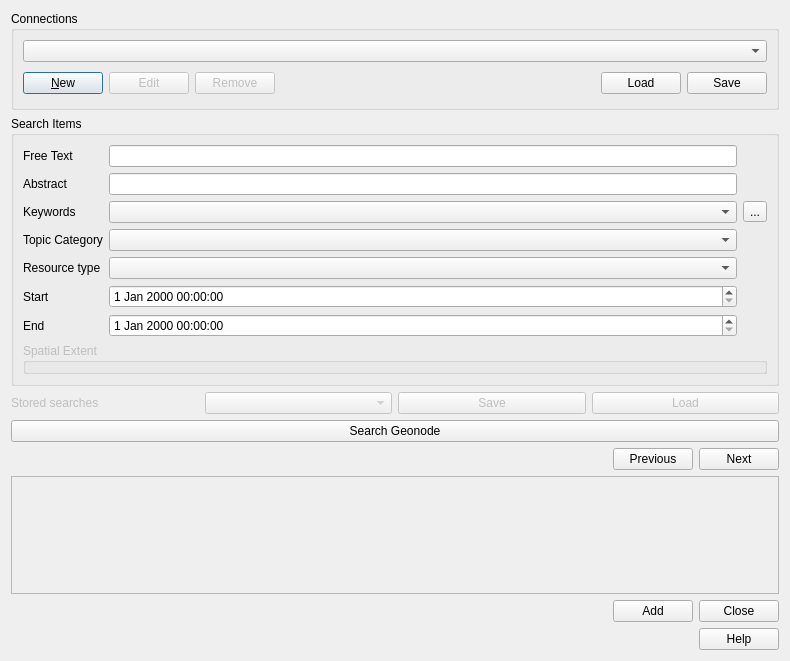
Old version of the form src/qgis_geonode/ui/geonode_datasource_widget.ui in the repository GeoNode/QGISGeoNodePlugin.
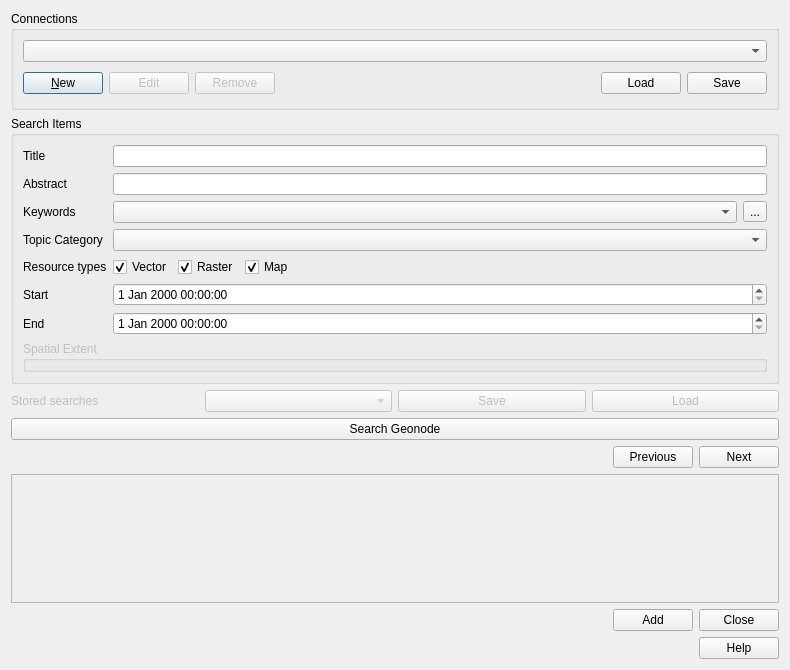
New version of the form. Custom widgets are drawn as their Qt base class.

```diff
--- a/src/qgis_geonode/ui/geonode_datasource_widget.ui
+++ b/src/qgis_geonode/ui/geonode_datasource_widget.ui
@@ -7,7 +7,7 @@
     <x>0</x>
     <y>0</y>
     <width>790</width>
-    <height>661</height>
+    <height>670</height>
    </rect>
   </property>
   <property name="windowTitle">
@@ -119,147 +119,196 @@
      <property name="collapsed">
       <bool>false</bool>
      </property>
-     <layout class="QVBoxLayout" name="verticalLayout_2">
-      <item>
-       <layout class="QGridLayout" name="gridLayout">
-        <item row="6" column="0">
-         <widget class="QLabel" name="label_6">
+     <layout class="QFormLayout" name="formLayout">
+      <item row="0" column="0">
+       <widget class="QLabel" name="label">
+        <property name="enabled">
+         <bool>true</bool>
+        </property>
+        <property name="text">
+         <string>Title</string>
+        </property>
+       </widget>
+      </item>
+      <item row="0" column="1">
+       <widget class="QLineEdit" name="title_le">
+        <property name="enabled">
+         <bool>true</bool>
+        </property>
+        <property name="toolTip">
+         <string>Display WFS FeatureTypes containing this word in the title, name or abstract</string>
+        </property>
+        <property name="whatsThis">
+         <string>Display WFS FeatureTypes containing this word in the title, name or abstract</string>
+        </property>
+       </widget>
+      </item>
+      <item row="1" column="0">
+       <widget class="QLabel" name="label_8">
+        <property name="enabled">
+         <bool>true</bool>
+        </property>
+        <property name="text">
+         <string>Abstract</string>
+        </property>
+       </widget>
+      </item>
+      <item row="1" column="1">
+       <widget class="QLineEdit" name="abstract_le">
+        <property name="enabled">
+         <bool>true</bool>
+        </property>
+       </widget>
+      </item>
+      <item row="2" column="0">
+       <widget class="QLabel" name="label_3">
+        <property name="enabled">
+         <bool>true</bool>
+        </property>
+        <property name="text">
+         <string>Keywords</string>
+        </property>
+       </widget>
+      </item>
+      <item row="2" column="1">
+       <layout class="QHBoxLayout" name="horizontalLayout">
+        <item>
+         <widget class="QComboBox" name="keyword_cmb">
           <property name="enabled">
            <bool>true</bool>
           </property>
-          <property name="text">
-           <string>End</string>
-          </property>
          </widget>
         </item>
-        <item row="2" column="0">
-         <widget class="QLabel" name="label_3">
-          <property name="enabled">
-           <bool>true</bool>
-          </property>
-          <property name="text">
-           <string>Keywords</string>
-          </property>
-         </widget>
-        </item>
-        <item row="4" column="0">
-         <widget class="QLabel" name="label_5">
-          <property name="enabled">
-           <bool>true</bool>
-          </property>
-          <property name="text">
-           <string>Resource type</string>
-          </property>
-         </widget>
-        </item>
-        <item row="2" column="1">
-         <widget class="QComboBox" name="keywords_cmb">
-          <property name="enabled">
-           <bool>true</bool>
-          </property>
-         </widget>
-        </item>
-        <item row="2" column="2">
+        <item>
          <widget class="QToolButton" name="keyword_tool_btn">
           <property name="text">
            <string>...</string>
           </property>
          </widget>
         </item>
-        <item row="0" column="1">
-         <widget class="QLineEdit" name="free_text_edit">
-          <property name="enabled">
-           <bool>true</bool>
-          </property>
-          <property name="toolTip">
-           <string>Display WFS FeatureTypes containing this word in the title, name or abstract</string>
-          </property>
-          <property name="whatsThis">
-           <string>Display WFS FeatureTypes containing this word in the title, name or abstract</string>
-          </property>
-         </widget>
-        </item>
-        <item row="5" column="0">
-         <widget class="QLabel" name="label_4">
-          <property name="enabled">
-           <bool>true</bool>
-          </property>
+       </layout>
+      </item>
+      <item row="3" column="0">
+       <widget class="QLabel" name="label_2">
+        <property name="enabled">
+         <bool>true</bool>
+        </property>
+        <property name="text">
+         <string>Topic Category</string>
+        </property>
+       </widget>
+      </item>
+      <item row="3" column="1">
+       <widget class="QComboBox" name="category_cmb">
+        <property name="enabled">
+         <bool>true</bool>
+        </property>
+       </widget>
+      </item>
+      <item row="4" column="0">
+       <widget class="QLabel" name="label_5">
+        <property name="enabled">
+         <bool>true</bool>
+        </property>
+        <property name="text">
+         <string>Resource types</string>
+        </property>
+       </widget>
+      </item>
+      <item row="4" column="1">
+       <layout class="QHBoxLayout" name="horizontalLayout_3">
+        <item>
+         <widget class="QCheckBox" name="vector_chb">
           <property name="text">
-           <string>Start</string>
+           <string>Vector</string>
           </property>
-         </widget>
-        </item>
-        <item row="6" column="1">
-         <widget class="QgsDateTimeEdit" name="end_date_time">
-          <property name="enabled">
+          <property name="checked">
            <bool>true</bool>
           </property>
+          <attribute name="buttonGroup">
+           <string notr="true">resource_types_btngrp</string>
+          </attribute>
          </widget>
         </item>
-        <item row="1" column="1">
-         <widget class="QLineEdit" name="abstract_edit">
-          <property name="enabled">
-           <bool>true</bool>
+        <item>
+         <widget class="QCheckBox" name="raster_chb">
+          <property name="text">
+           <string>Raster</string>
           </property>
-         </widget>
-        </item>
-        <item row="4" column="1">
-         <widget class="QComboBox" name="resource_type_cmb">
-          <property name="enabled">
+          <property name="checked">
            <bool>true</bool>
           </property>
+          <attribute name="buttonGroup">
+           <string notr="true">resource_types_btngrp</string>
+          </attribute>
          </widget>
         </item>
-        <item row="3" column="1">
-         <widget class="QComboBox" name="category_cmb">
-          <property name="enabled">
-           <bool>true</bool>
-          </property>
-         </widget>
-        </item>
-        <item row="0" column="0">
-         <widget class="QLabel" name="label">
-          <property name="enabled">
-           <bool>true</bool>
-          </property>
+        <item>
+         <widget class="QCheckBox" name="map_chb">
           <property name="text">
-           <string>Free Text</string>
+           <string>Map</string>
           </property>
-         </widget>
-        </item>
-        <item row="3" column="0">
-         <widget class="QLabel" name="label_2">
-          <property name="enabled">
+          <property name="checked">
            <bool>true</bool>
           </property>
-          <property name="text">
-           <string>Topic Category</string>
-          </property>
+          <attribute name="buttonGroup">
+           <string notr="true">resource_types_btngrp</string>
+          </attribute>
          </widget>
         </item>
-        <item row="1" column="0">
-         <widget class="QLabel" name="label_8">
-          <property name="enabled">
-           <bool>true</bool>
+        <item>
+         <spacer name="horizontalSpacer">
+          <property name="orientation">
+           <enum>Qt::Horizontal</enum>
           </property>
-          <property name="text">
-           <string>Abstract</string>
+          <property name="sizeHint" stdset="0">
+           <size>
+            <width>40</width>
+            <height>20</height>
+           </size>
           </property>
-         </widget>
+         </spacer>
         </item>
-        <item row="5" column="1">
-         <widget class="QgsDateTimeEdit" name="start_date_time">
-          <property name="enabled">
-           <bool>true</bool>
-          </property>
-          <property name="allowNull">
-           <bool>true</bool>
-          </property>
-         </widget>
-        </item>
        </layout>
       </item>
-      <item>
+      <item row="5" column="0">
+       <widget class="QLabel" name="label_4">
+        <property name="enabled">
+         <bool>true</bool>
+        </property>
+        <property name="text">
+         <string>Start</string>
+        </property>
+       </widget>
+      </item>
+      <item row="5" column="1">
+       <widget class="QgsDateTimeEdit" name="start_dte">
+        <property name="enabled">
+         <bool>true</bool>
+        </property>
+        <property name="allowNull">
+         <bool>true</bool>
+        </property>
+       </widget>
+      </item>
+      <item row="6" column="0">
+       <widget class="QLabel" name="label_6">
+        <property name="enabled">
+         <bool>true</bool>
+        </property>
+        <property name="text">
+         <string>End</string>
+        </property>
+       </widget>
+      </item>
+      <item row="6" column="1">
+       <widget class="QgsDateTimeEdit" name="end_dte">
+        <property name="enabled">
+         <bool>true</bool>
+        </property>
+       </widget>
+      </item>
+      <item row="7" column="0" colspan="2">
        <widget class="QgsCollapsibleGroupBox" name="mGroupBox_2">
         <property name="enabled">
          <bool>false</bool>
@@ -393,7 +442,7 @@
         <x>0</x>
         <y>0</y>
         <width>770</width>
-        <height>68</height>
+        <height>90</height>
        </rect>
       </property>
      </widget>
@@ -468,4 +517,11 @@
  </customwidgets>
  <resources/>
  <connections/>
+ <buttongroups>
+  <buttongroup name="resource_types_btngrp">
+   <property name="exclusive">
+    <bool>false</bool>
+   </property>
+  </buttongroup>
+ </buttongroups>
 </ui>
```
